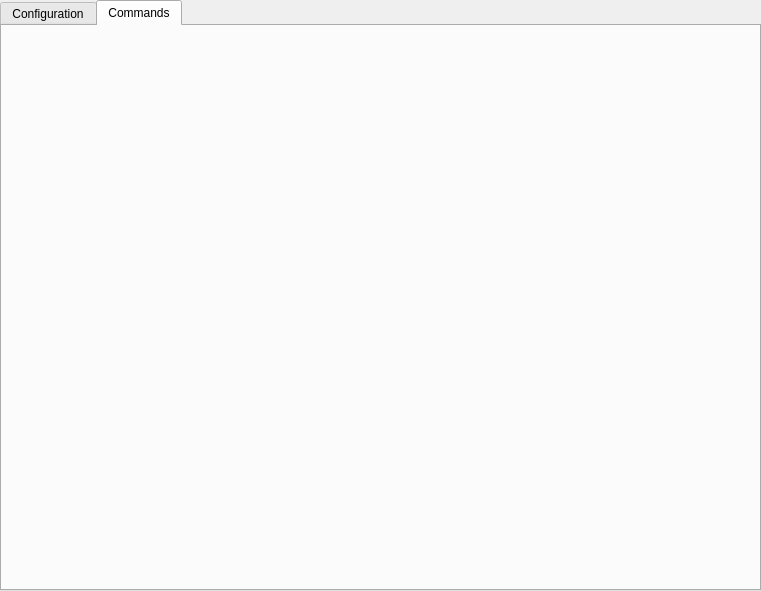
First picture: the form in GUI/frontend/window.ui, repository progval/Supybot-plugins, before the edit.
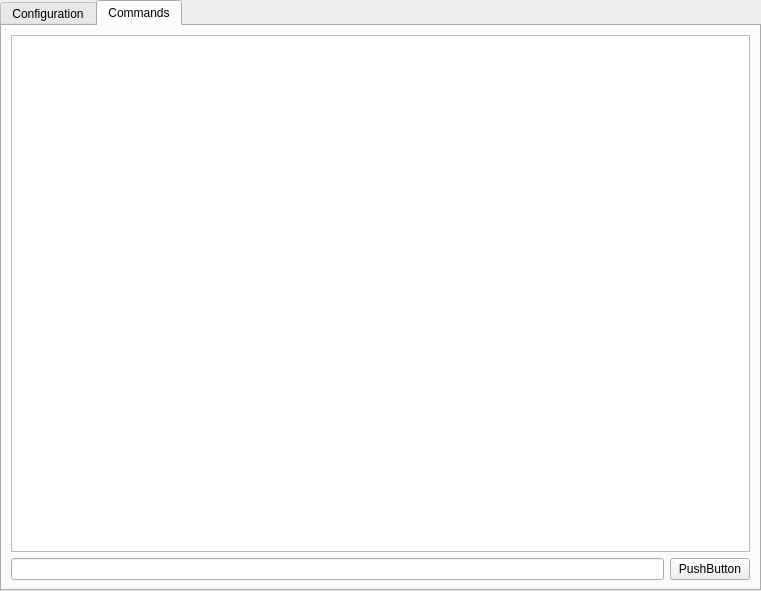
Second picture: the form after the edit. The open tabs and pages were chosen to show the change.

Commit message: GUI frontend: populate 'commands' tab

```diff
--- a/GUI/frontend/window.ui
+++ b/GUI/frontend/window.ui
@@ -76,6 +76,25 @@
    <attribute name="title">
     <string>Commands</string>
    </attribute>
+   <layout class="QVBoxLayout" name="verticalLayout">
+    <item>
+     <widget class="QPlainTextEdit" name="commandsHistory"/>
+    </item>
+    <item>
+     <layout class="QHBoxLayout" name="commandsWritingLayout">
+      <item>
+       <widget class="QLineEdit" name="commandEdit"/>
+      </item>
+      <item>
+       <widget class="QPushButton" name="commandSend">
+        <property name="text">
+         <string>PushButton</string>
+        </property>
+       </widget>
+      </item>
+     </layout>
+    </item>
+   </layout>
   </widget>
  </widget>
  <resources/>
```
Left out of the diff: 2 changed lines with no effect on the pictures. The commit also changes 1 other file.
